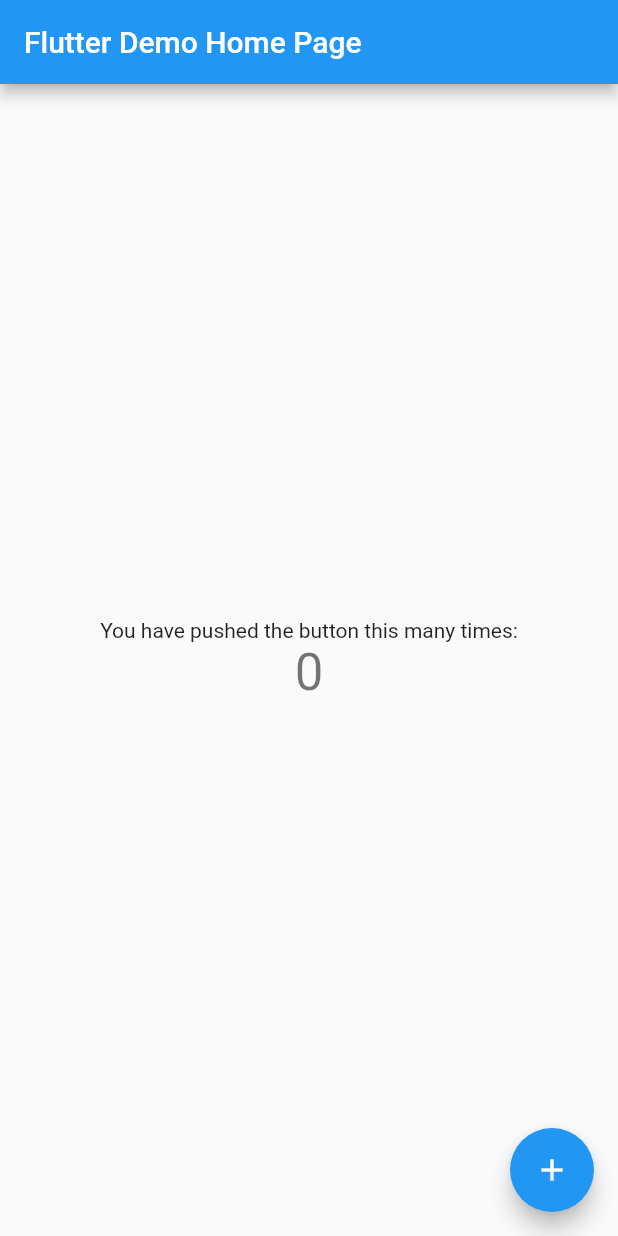
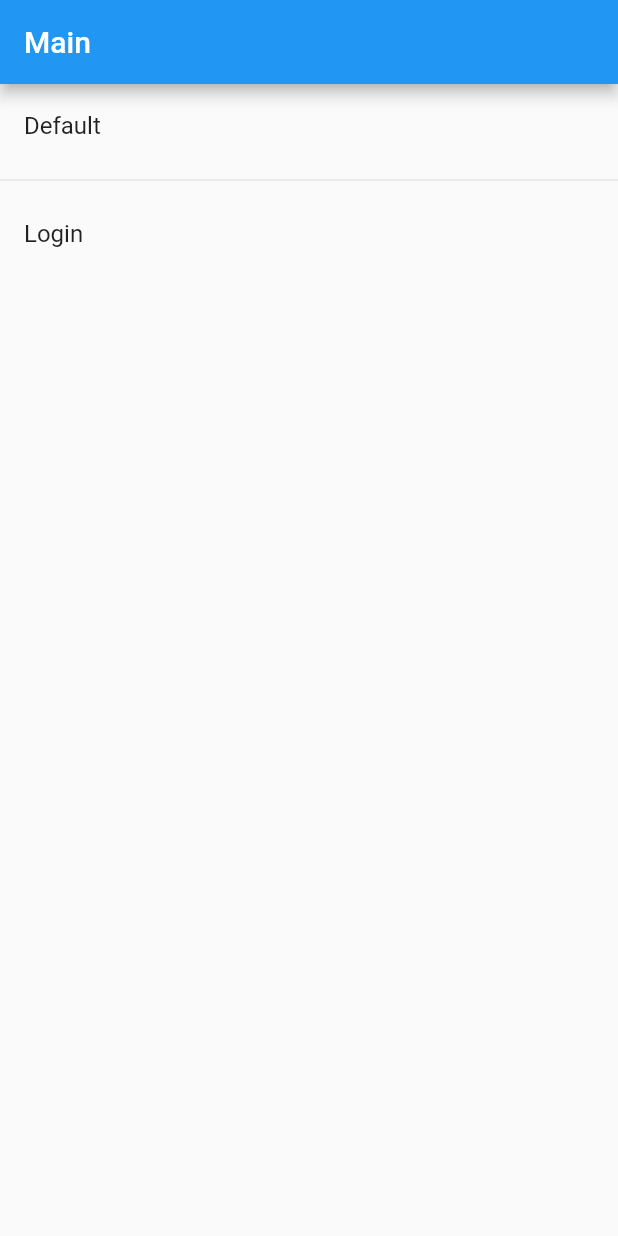
Before and after one commit to surajsingh-itian/flutter_workshop_beginner, a Flutter app: the screen it shows after launch, on a phone screen of 412 x 824 dp. Run offline on Flutter 3.47's test engine with Material 2 defaults, Android fonts, the phone set to English and light mode, and no system bars.

Commit message:
feat(UI): add main and login

```diff
--- a/lib/main.dart
+++ b/lib/main.dart
@@ -1,6 +1,10 @@
 import 'package:flutter/material.dart';
+import 'package:flutter_web_plugins/url_strategy.dart';
+
+import 'routes.dart';
 
 void main() {
+  usePathUrlStrategy();
   runApp(const MyApp());
 }
 
@@ -11,7 +15,7 @@
   @override
   Widget build(BuildContext context) {
     return MaterialApp(
-      title: 'Flutter Demo',
+      title: 'Workshop Flutter',
       theme: ThemeData(
         // This is the theme of your application.
         //
@@ -24,92 +28,9 @@
         // is not restarted.
         primarySwatch: Colors.blue,
       ),
-      home: const MyHomePage(title: 'Flutter Demo Home Page'),
+      initialRoute: WorkshopRoutes.main,
+      routes: WorkshopRoutes.getRoutes(context),
+      // home: const HomePage(title: 'Workshop Home Page'),
     );
   }
 }
-
-class MyHomePage extends StatefulWidget {
-  const MyHomePage({super.key, required this.title});
-
-  // This widget is the home page of your application. It is stateful, meaning
-  // that it has a State object (defined below) that contains fields that affect
-  // how it looks.
-
-  // This class is the configuration for the state. It holds the values (in this
-  // case the title) provided by the parent (in this case the App widget) and
-  // used by the build method of the State. Fields in a Widget subclass are
-  // always marked "final".
-
-  final String title;
-
-  @override
-  State<MyHomePage> createState() => _MyHomePageState();
-}
-
-class _MyHomePageState extends State<MyHomePage> {
-  int _counter = 0;
-
-  void _incrementCounter() {
-    setState(() {
-      // This call to setState tells the Flutter framework that something has
-      // changed in this State, which causes it to rerun the build method below
-      // so that the display can reflect the updated values. If we changed
-      // _counter without calling setState(), then the build method would not be
-      // called again, and so nothing would appear to happen.
-      _counter++;
-    });
-  }
-
-  @override
-  Widget build(BuildContext context) {
-    // This method is rerun every time setState is called, for instance as done
-    // by the _incrementCounter method above.
-    //
-    // The Flutter framework has been optimized to make rerunning build methods
-    // fast, so that you can just rebuild anything that needs updating rather
-    // than having to individually change instances of widgets.
-    return Scaffold(
-      appBar: AppBar(
-        // Here we take the value from the MyHomePage object that was created by
-        // the App.build method, and use it to set our appbar title.
-        title: Text(widget.title),
-      ),
-      body: Center(
-        // Center is a layout widget. It takes a single child and positions it
-        // in the middle of the parent.
-        child: Column(
-          // Column is also a layout widget. It takes a list of children and
-          // arranges them vertically. By default, it sizes itself to fit its
-          // children horizontally, and tries to be as tall as its parent.
-          //
-          // Invoke "debug painting" (press "p" in the console, choose the
-          // "Toggle Debug Paint" action from the Flutter Inspector in Android
-          // Studio, or the "Toggle Debug Paint" command in Visual Studio Code)
-          // to see the wireframe for each widget.
-          //
-          // Column has various properties to control how it sizes itself and
-          // how it positions its children. Here we use mainAxisAlignment to
-          // center the children vertically; the main axis here is the vertical
-          // axis because Columns are vertical (the cross axis would be
-          // horizontal).
-          mainAxisAlignment: MainAxisAlignment.center,
-          children: <Widget>[
-            const Text(
-              'You have pushed the button this many times:',
-            ),
-            Text(
-              '$_counter',
-              style: Theme.of(context).textTheme.headlineMedium,
-            ),
-          ],
-        ),
-      ),
-      floatingActionButton: FloatingActionButton(
-        onPressed: _incrementCounter,
-        tooltip: 'Increment',
-        child: const Icon(Icons.add),
-      ), // This trailing comma makes auto-formatting nicer for build methods.
-    );
-  }
-}
--- /dev/null
+++ b/lib/main/main.dart
@@ -0,0 +1,32 @@
+import 'package:flutter/material.dart';
+import 'package:flutter_workshop/routes.dart';
+
+class MainPage extends StatefulWidget {
+  const MainPage({super.key});
+
+  @override
+  State<MainPage> createState() => _MainPageState();
+}
+
+class _MainPageState extends State<MainPage> {
+  List pages = [
+    {'name': 'Default', 'link': WorkshopRoutes.home},
+    {'name': 'Login', 'link': WorkshopRoutes.login}
+  ];
+
+  @override
+  Widget build(BuildContext context) {
+    return Scaffold(
+      appBar: AppBar(title: const Text('Main')),
+      body: ListView.separated(
+        itemCount: pages.length,
+        itemBuilder: (_, index) => ListTile(
+          onTap: () => Navigator.of(context).pushNamed(pages[index]['link']),
+          title: Text(pages[index]['name']),
+        ),
+        separatorBuilder: (_, int index) => const Divider(),
+        shrinkWrap: true,
+      ),
+    );
+  }
+}
--- /dev/null
+++ b/lib/routes.dart
@@ -0,0 +1,17 @@
+import 'package:flutter/material.dart';
+
+import './home/home.dart';
+import './login/login.dart';
+import './main/main.dart';
+
+class WorkshopRoutes {
+  static const home = '/home';
+  static const main = '/';
+  static const login = '/login';
+
+  static getRoutes(BuildContext context) => {
+        home: (context) => const HomePage(title: 'Workshop Home Page'),
+        login: (context) => const LoginPage(),
+        main: (context) => const MainPage()
+      };
+}
--- a/pubspec.yaml
+++ b/pubspec.yaml
@@ -29,6 +29,8 @@
 # versions available, run `flutter pub outdated`.
 dependencies:
   flutter:
+    sdk: flutter
+  flutter_web_plugins:
     sdk: flutter
 
 
```
Also changed, not shown: lib/home/home.dart (added, +86 -0 lines), lib/login/login.dart (added, +15 -0 lines), pubspec.lock, 1 other file.
